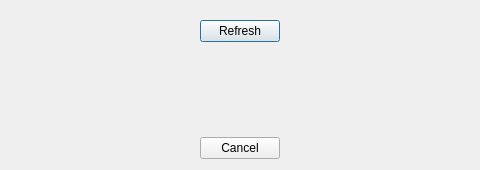
Above: MediaManager/src/QtClasses/UI/Form Files/NextChoiceDialog.ui from PaunescuAndrei/MediaManager before the change; both pictures show x 210 to 690 and y 0 to 170 of the 900 by 170 pixel window. Below: the same form after it.
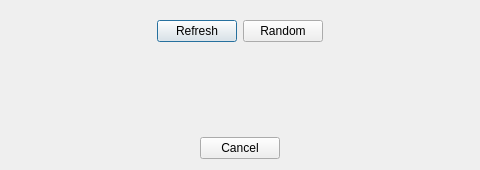
That is the form after the change.

Commit message: add random selection button to NextChoiceDialog

Patch:
```diff
--- a/MediaManager/src/QtClasses/UI/Form Files/NextChoiceDialog.ui
+++ b/MediaManager/src/QtClasses/UI/Form Files/NextChoiceDialog.ui
@@ -40,6 +40,13 @@
         </property>
        </widget>
       </item>
+      <item>
+       <widget class="QPushButton" name="randomButton">
+        <property name="text">
+         <string>Random</string>
+        </property>
+       </widget>
+      </item>
       <item>
        <spacer name="topBarRightSpacer">
         <property name="orientation">
```
The commit also changes 1 other file.
